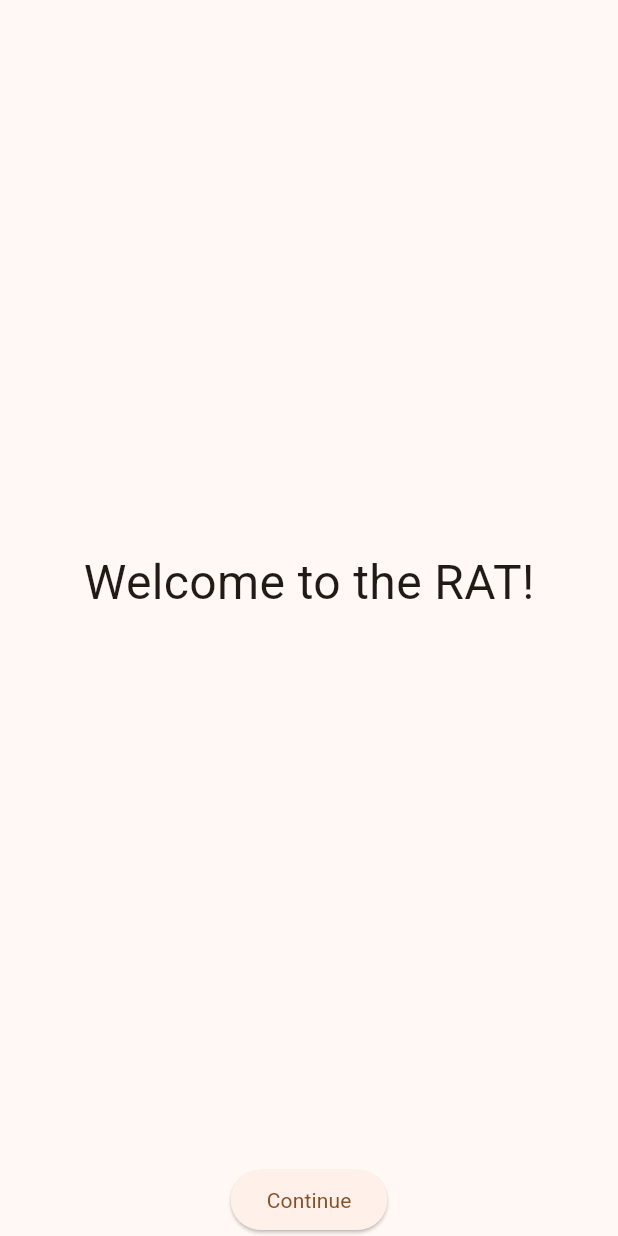
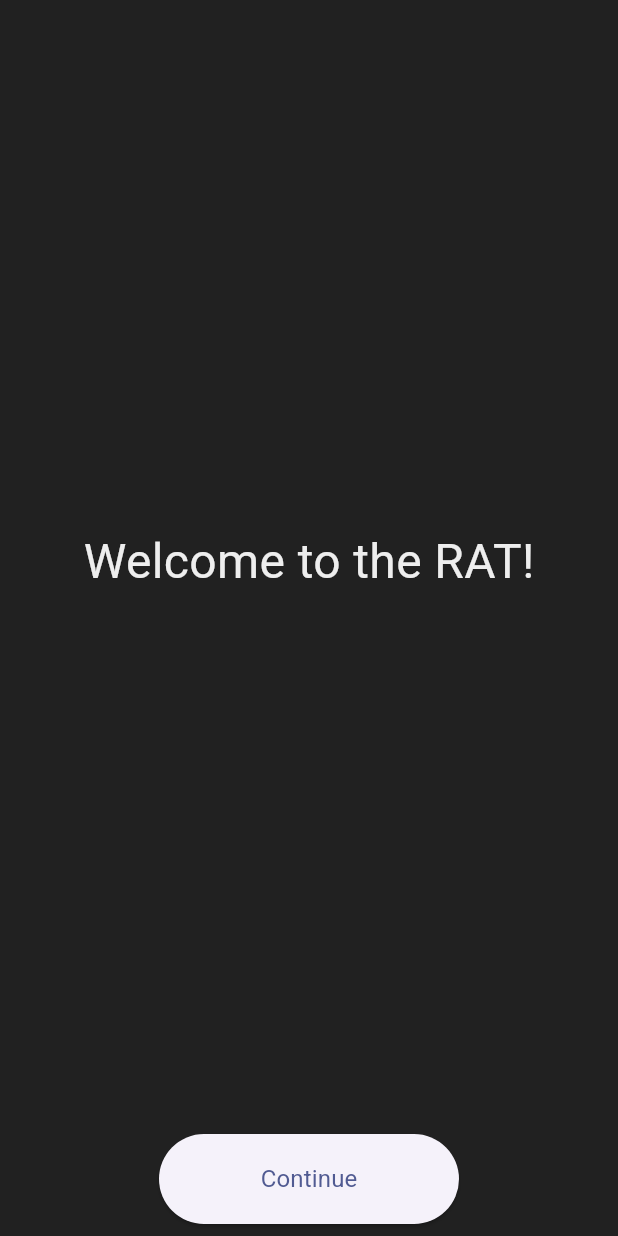
Before and after one commit to MimikBoy/rat_app, a Flutter app: the screen it shows after launch, on a phone screen of 412 x 824 dp. Run offline on Flutter 3.47's test engine with Material 3 defaults, Android fonts, the phone set to English and light mode, and no system bars; our stand-ins replace flutter_bluetooth_serial, flutter_phoenix, logger, permission_handler, shared_preferences; missing offline and left inert: encrypt, flutter_background_service, flutter_file_dialog.

Commit message:
Fixed some bugs and styalized it

```diff
--- a/lib/main.dart
+++ b/lib/main.dart
@@ -2,7 +2,7 @@ import 'package:flutter/material.dart';
 import 'welcome_screen.dart';
 import 'package:logger/logger.dart';
 import 'package:shared_preferences/shared_preferences.dart';
-import 'package:permission_handler/permission_handler.dart';
+import 'package:flutter_phoenix/flutter_phoenix.dart';
 import 'runner_screens.dart';
 import 'bluetooth.dart';
 
@@ -14,16 +14,7 @@ void main() async {
   BluetoothManager btManager = BluetoothManager();
   await btManager.initializeBluetooth();
   // Initialize Bluetooth connection
-  final status = await Permission.manageExternalStorage.status;
-  if (status.isPermanentlyDenied) {
-    await openAppSettings();
-  }else if (!status.isGranted) {
-    Logger().e('Storage permission not granted');
-    await openAppSettings();
-  }
-
-
-  runApp(const MyApp());
+  runApp(Phoenix(child: MyApp()));
 }
 
 class MyApp extends StatelessWidget {
@@ -34,7 +25,22 @@ class MyApp extends StatelessWidget {
     return MaterialApp(
       title: 'Flutter Demo',
       theme: ThemeData(
-        colorScheme: ColorScheme.fromSeed(seedColor: const Color.fromARGB(255, 241, 121, 15)),
+        scaffoldBackgroundColor: Color.fromARGB(255, 33, 33, 33),
+        splashColor: const Color.fromARGB(44, 58, 69, 108),     // Custom splash (ripple) color.
+        highlightColor: const Color.fromARGB(44, 58, 69, 108),
+         appBarTheme: AppBarTheme(
+          backgroundColor: Color.fromARGB(255, 33, 33, 33), // Slightly lighter grey
+        ),
+        bottomNavigationBarTheme: BottomNavigationBarThemeData(
+          backgroundColor: Colors.black, // Slightly lighter grey
+          selectedItemColor: Color.fromARGB(255, 100, 181, 246),
+          unselectedItemColor: Color.fromARGB(255, 158, 158, 158),
+        ),
+        colorScheme: ColorScheme.fromSeed(seedColor: const Color.fromARGB(255, 9, 52, 211)),
+        textTheme: ThemeData.dark().textTheme.apply(
+          bodyColor: Color.fromARGB(255, 238, 238, 238),
+          displayColor: Color.fromARGB(255, 238, 238, 238),
+        ),
       ),
       home: MyHomePage(title: 'Flutter Demo Home Page'),
     );
--- a/lib/welcome_screen.dart
+++ b/lib/welcome_screen.dart
@@ -39,7 +39,9 @@ class WelcomeScreen extends StatelessWidget {
                   ),
             ),
           ),
-          SafeArea(
+          Padding(
+            padding: const EdgeInsets.all(8.0),
+            child: SafeArea(
               child:
               ElevatedButton(
                 onPressed: () {
@@ -52,7 +54,11 @@ class WelcomeScreen extends StatelessWidget {
                 // style: ElevatedButton.styleFrom(
                 //   padding: EdgeInsets.symmetric(horizontal: 40.0, vertical: 20.0),
                 // ),
-              child: Text('Continue'),
+                style: ElevatedButton.styleFrom(
+                  fixedSize: const Size(200, 60), // adjust width and height as needed
+                ),
+                child: Text('Continue', style: TextStyle(fontSize: 16.0, fontFamily: 'Roboto')),
+              ),
             ),
           )
         ],
--- a/pubspec.yaml
+++ b/pubspec.yaml
@@ -44,6 +44,7 @@ dependencies:
   encrypt: ^5.0.3
   path_provider: ^2.1.5
   flutter_file_dialog: ^3.0.2
+  flutter_phoenix: ^1.1.1
 
 dev_dependencies:
   flutter_test:
```
Also changed, not shown: lib/runner_screens.dart (+51 -28 lines), lib/runner_start_screens.dart (+41 -2 lines), pubspec.lock. Lines whose indentation alone changed are shown as unchanged.
